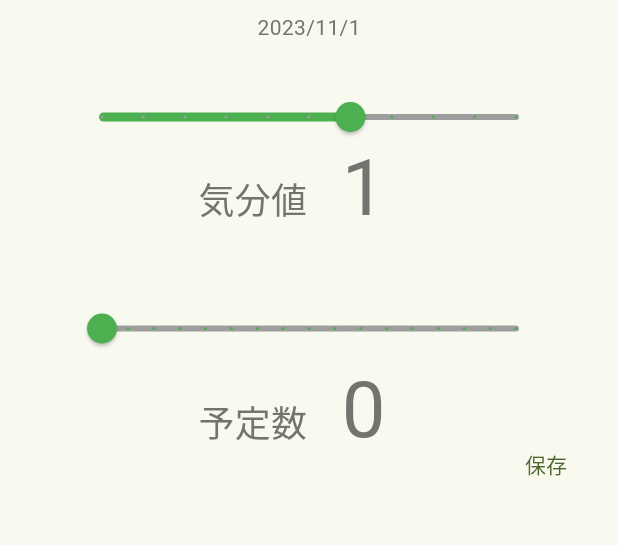
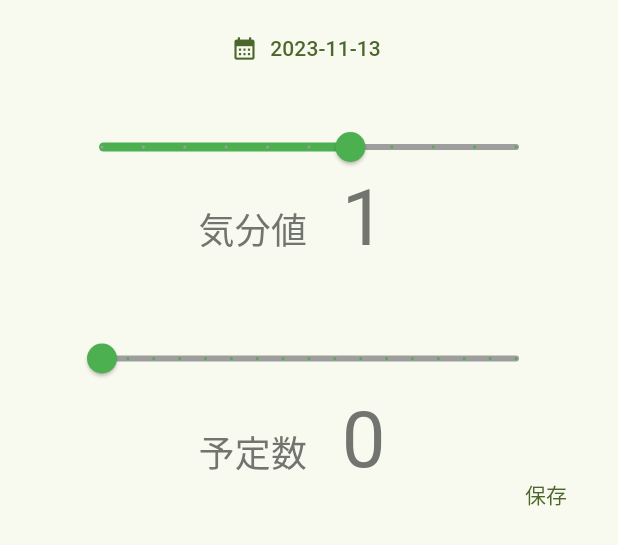
Before and after one commit to Mood-Trend/mood-trend-flutter, a Flutter app: the InputModal widget shown alone on an empty page, opened directly, on a phone screen of 412 x 824 dp. Shown: the top 545 px of the screen. Run offline on Flutter 3.47's test engine with Material 2 defaults, Android fonts, the phone set to English and light mode, and no system bars; our stand-ins replace cloud_firestore, firebase_auth, firebase_core, flutter_riverpod, freezed_annotation, gap and 4 more; accounts and stored records are empty; generated files the repository leaves out were written again; Roboto replaces fonts that are missing (Noto Sans JP).

Commit message:
feat: 日付選択の実装

```diff
--- a/lib/presentation/research/research_1.dart
+++ b/lib/presentation/research/research_1.dart
@@ -42,6 +42,7 @@ class InputModal extends ConsumerStatefulWidget {
 
 class _MyWidgetState extends ConsumerState<InputModal> with ErrorHandlerMixin {
   double _value = 0.0;
+  DateTime date = DateTime.now();
 
   int moodNum = 1;
   void _changeSlider(double e) => setState(() {
@@ -51,12 +52,29 @@ class _MyWidgetState extends ConsumerState<InputModal> with ErrorHandlerMixin {
   @override
   Widget build(BuildContext context) {
     return SizedBox(
-      height: 350,
+      height: 400,
       child: Center(
         child: Column(mainAxisAlignment: MainAxisAlignment.start, children: [
-          const Padding(
-            padding: EdgeInsets.all(8.0),
-            child: Text('2023/11/1'),
+          const SizedBox(
+            height: 8,
+          ),
+          TextButton.icon(
+            onPressed: () async {
+              final selectedDate = await showDatePicker(
+                context: context,
+                initialDate: date,
+                firstDate: DateTime(2000),
+                lastDate: DateTime.now(),
+              );
+              if (selectedDate != null) {
+                setState(() {
+                  date = selectedDate;
+                });
+              }
+            },
+            icon: const Icon(Icons.calendar_month),
+            label: Text(
+                "${date.year.toString()}-${date.month.toString().padLeft(2, '0')}-${date.day.toString().padLeft(2, '0')}"),
           ),
           Padding(
             padding: const EdgeInsets.fromLTRB(56, 32, 56, 0),
```
